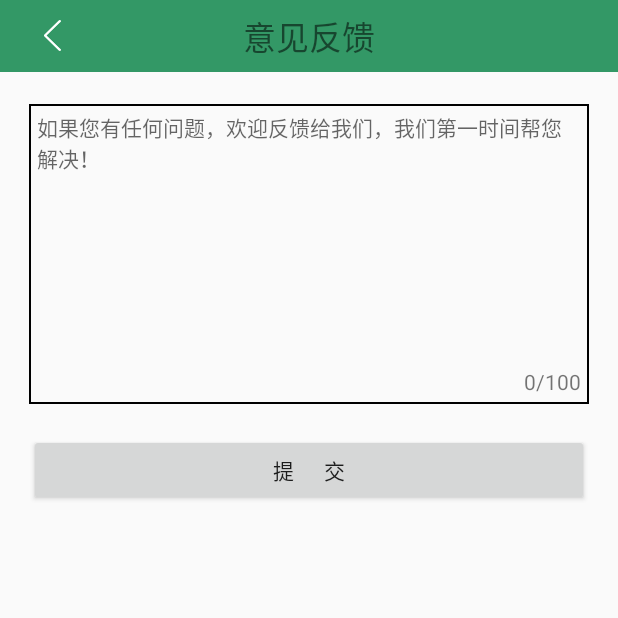
After one commit to Tony123654/JointDistribution, an Android app: the SuggestionFeedbackActivity screen opened directly, with no data from a screen before it, on a phone screen of 412 x 824 dp, the top half of it. The commit adds this screen. Run offline under Robolectric (Android 15) with nearby library versions, the phone set to English and light mode, and no system bars; libraries missing offline, so code that uses them is left out: com.squareup.leakcanary.

Commit message:
1.完成：设置模块，反馈意见：界面以及字数监听，提交等待接口

```diff
--- a/app/src/main/AndroidManifest.xml
+++ b/app/src/main/AndroidManifest.xml
@@ -28,6 +28,7 @@
 
         <activity android:name=".Common.View.Activity.LoginActivity"/>
         <activity android:name=".Common.View.Activity.AboutUsActivity"/>
+        <activity android:name=".Common.View.Activity.SuggestionFeedbackActivity"/>
 
         <!-- 供应商 -->
         <activity android:name=".Supplier.Acitivity.MenuActivity" />
--- a/app/src/main/java/com/acuit/jointdistribution/Common/Global/GlobalContants.java
+++ b/app/src/main/java/com/acuit/jointdistribution/Common/Global/GlobalContants.java
@@ -31,5 +31,4 @@ public class GlobalContants {
     public static final String URL_SEND_VERIFY_TO_USER = MOBILE_URL + "sendMsgToUser";
 
 
-
 }
--- a/app/src/main/java/com/acuit/jointdistribution/Common/Model/LoginModel_Impl.java
+++ b/app/src/main/java/com/acuit/jointdistribution/Common/Model/LoginModel_Impl.java
@@ -72,8 +72,8 @@ public class LoginModel_Impl implements LoginModel_Interface {
     private void saveUserInfo() {
         ArrayMap<String, String> userInfo = new ArrayMap<>();
 
+        userInfo.put(SharedPreference_Utils.KEY_ACCOUNT, account);
         userInfo.put(SharedPreference_Utils.KEY_LOGINED, "true");
-        userInfo.put(SharedPreference_Utils.KEY_ACCOUNT, account);
         userInfo.put(SharedPreference_Utils.KEY_PHONE, phone);
         userInfo.put(SharedPreference_Utils.KEY_PWD, pwd);
         SharedPreference_Utils.setValues(userInfo);
--- /dev/null
+++ b/app/src/main/java/com/acuit/jointdistribution/Common/View/Activity/SuggestionFeedbackActivity.java
@@ -0,0 +1,146 @@
+package com.acuit.jointdistribution.Common.View.Activity;
+
+import android.os.Bundle;
+import android.support.annotation.Nullable;
+import android.text.Editable;
+import android.text.TextWatcher;
+import android.view.View;
+import android.widget.Button;
+import android.widget.EditText;
+import android.widget.TextView;
+
+import com.acuit.jointdistribution.Common.Base.BaseActivity;
+import com.acuit.jointdistribution.R;
+
+/**
+ * 类名: SuggestionFeedbackActivity <p>
+ * 创建人: YanJ <p>
+ * 创建时间: 2017/8/23 14:39 <p>
+ * 描述:
+ * <p>
+ * 更新人: <p>
+ * 更新时间: <p>
+ * 更新描述: <p>
+ */
+
+public class SuggestionFeedbackActivity extends BaseActivity implements View.OnClickListener, TextWatcher {
+
+    private EditText etSuggestion;
+    private TextView tvSize;
+    private Button btnSubmit;
+
+    @Override
+    protected void onCreate(@Nullable Bundle savedInstanceState) {
+        super.onCreate(savedInstanceState);
+        setContentView(R.layout.activity_suggestion_feedback);
+
+        initView();
+
+        initData();
+
+        initEvent();
+
+    }
+
+    private void initView() {
+
+        tvSize = (TextView) findViewById(R.id.tv_sizeOfSuggestion);
+        etSuggestion = (EditText) findViewById(R.id.et_suggestion);
+        btnSubmit = (Button) findViewById(R.id.btn_submitSuggestion);
+    }
+
+    private void initData() {
+
+    }
+
+    private void initEvent() {
+        btnSubmit.setOnClickListener(this);
+        etSuggestion.addTextChangedListener(this);
+    }
+
+
+    @Override
+    public void onClick(View v) {
+        if (6 < Integer.parseInt(tvSize.getText().toString())) {
+            submit();
+        }
+    }
+
+
+    //  -------------------  TextWatcher  ------------------------
+    @Override
+    public void beforeTextChanged(CharSequence s, int start, int count, int after) {
+
+    }
+
+    @Override
+    public void onTextChanged(CharSequence s, int start, int before, int count) {
+        tvSize.setText(s.length() + "");
+    }
+
+    @Override
+    public void afterTextChanged(Editable s) {
+
+    }
+    //  -------------------  TextWatcher  ------------------------
+
+
+    /**
+     * 提交意见（内容不多，未采用mvp）
+     */
+    private void submit() {
+        // TODO: 2017/8/23 提交反馈意见
+
+//
+////        提交反馈意见
+//        String login_url = GlobalContants.URL_LOGIN_BY_USERNAME;
+//
+//        RequestQueue requestQueue = BaseApplication.getRequestQueue();
+//
+//        StringRequest stringRequest = new StringRequest(Request.Method.POST, login_url, new Response.Listener<String>() {
+//            @Override
+//            public void onResponse(String response) {
+//
+//                Gson gson = new Gson();
+//                LoginBean loginBean = gson.fromJson(response, LoginBean.class);
+//                BaseApplication.setLoginBean(loginBean);
+//
+//                Message msg = Message.obtain();
+////                    登录成功
+//                if (200 == loginBean.getCode()) {
+//
+////                    msg.obj =
+//                    handler.sendMessageDelayed(msg);
+//
+//                } else {
+////                        登录失败
+//                    presenter.showToast(loginBean.getMsg());
+//
+//                    startLoginActivity(1000);
+//                }
+//
+//            }
+//        }, new Response.ErrorListener() {
+//            @Override
+//            public void onErrorResponse(VolleyError error) {
+//
+//                presenter.showToast(error.getMessage());
+//                startLoginActivity(1000);
+//            }
+//        }) {
+//            @Override
+//            protected Map<String, String> getParams() throws AuthFailureError {
+//                ArrayMap<String, String> params = new ArrayMap<>();
+//
+//                params.put("username", account);
+//                params.put("password", pwd);
+//
+//                return params;
+//            }
+//        };
+//
+//        stringRequest.setTag("login");
+//        requestQueue.add(stringRequest);
+
+    }
+}
--- a/app/src/main/java/com/acuit/jointdistribution/Common/View/Page/SettingPager.java
+++ b/app/src/main/java/com/acuit/jointdistribution/Common/View/Page/SettingPager.java
@@ -12,6 +12,7 @@ import com.acuit.jointdistribution.Common.Base.BasePager;
 import com.acuit.jointdistribution.Common.Bean.LoginBean;
 import com.acuit.jointdistribution.Common.Presenter.SettingsPage_Presenter;
 import com.acuit.jointdistribution.Common.View.Activity.AboutUsActivity;
+import com.acuit.jointdistribution.Common.View.Activity.SuggestionFeedbackActivity;
 import com.acuit.jointdistribution.R;
 
 
@@ -89,7 +90,7 @@ public class SettingPager extends BasePager implements View.OnClickListener {
                 showAlter();
                 break;
             case R.id.tv_suggestionFeedback:
-
+                mActivity.startActivity(new Intent(mActivity, SuggestionFeedbackActivity.class));
                 break;
         }
     }
--- /dev/null
+++ b/app/src/main/res/drawable/shape_edittext_border.xml
@@ -0,0 +1,8 @@
+<?xml version="1.0" encoding="utf-8"?>
+<shape xmlns:android="http://schemas.android.com/apk/res/android">
+
+    <stroke
+        android:width="2px"
+        android:color="#000000" />
+
+</shape>
--- a/app/src/main/res/layout/activity_aboutus.xml
+++ b/app/src/main/res/layout/activity_aboutus.xml
@@ -19,12 +19,12 @@
             android:layout_width="wrap_content"
             android:layout_height="wrap_content"
             android:layout_centerInParent="true"
-            android:text="登     录"
+            android:text="关于我们"
             android:textSize="22sp" />
 
         <ImageView
             android:id="@+id/iv_back"
-            android:layout_width="30dp"
+            android:layout_width="50dp"
             android:layout_height="wrap_content"
             android:layout_centerVertical="true"
             android:layout_marginLeft="10dp"
--- /dev/null
+++ b/app/src/main/res/layout/activity_suggestion_feedback.xml
@@ -0,0 +1,86 @@
+<?xml version="1.0" encoding="utf-8"?>
+<LinearLayout xmlns:android="http://schemas.android.com/apk/res/android"
+    xmlns:app="http://schemas.android.com/apk/res-auto"
+    xmlns:tools="http://schemas.android.com/tools"
+    android:layout_width="match_parent"
+    android:layout_height="match_parent"
+    android:gravity="center"
+    android:orientation="vertical"
+    tools:context=".Common.View.Activity.LoginActivity">
+
+
+    <RelativeLayout
+        android:layout_width="match_parent"
+        android:layout_height="48dp"
+        android:background="#339866">
+
+        <TextView
+            android:id="@+id/tv_title"
+            android:layout_width="wrap_content"
+            android:layout_height="wrap_content"
+            android:layout_centerInParent="true"
+            android:text="意见反馈"
+            android:textSize="22sp" />
+
+        <ImageView
+            android:id="@+id/iv_back"
+            android:layout_width="50dp"
+            android:layout_height="wrap_content"
+            android:layout_centerVertical="true"
+            android:layout_marginLeft="10dp"
+            android:clickable="true"
+            android:src="@mipmap/icon_nav_back" />
+    </RelativeLayout>
+
+    <RelativeLayout
+        android:layout_width="match_parent"
+        android:layout_height="1dp"
+        android:layout_margin="19dp"
+        android:layout_weight="1"
+        android:orientation="vertical">
+
+        <EditText
+            android:id="@+id/et_suggestion"
+            android:layout_width="match_parent"
+            android:layout_height="200dp"
+            android:layout_marginTop="2dp"
+            android:background="@drawable/shape_edittext_border"
+            android:gravity="top"
+            android:hint="@string/seggestionFeedback_hint"
+            android:maxLength="100"
+            android:padding="5dp"
+            android:textSize="14sp" />
+
+        <Button
+            android:id="@+id/btn_submitSuggestion"
+            android:layout_width="match_parent"
+            android:layout_height="wrap_content"
+            android:layout_below="@id/et_suggestion"
+            android:layout_marginTop="20dp"
+            android:gravity="center"
+            android:text="提      交" />
+
+        <LinearLayout
+            android:layout_width="wrap_content"
+            android:layout_height="wrap_content"
+            android:layout_alignBottom="@id/et_suggestion"
+            android:layout_alignEnd="@id/et_suggestion"
+            android:layout_margin="5dp">
+
+            <TextView
+                android:id="@+id/tv_sizeOfSuggestion"
+                android:layout_width="wrap_content"
+                android:layout_height="wrap_content"
+                android:text="0" />
+
+            <TextView
+                android:layout_width="wrap_content"
+                android:layout_height="wrap_content"
+                android:text="/100" />
+
+        </LinearLayout>
+
+    </RelativeLayout>
+
+
+</LinearLayout>
--- a/app/src/main/res/values/strings.xml
+++ b/app/src/main/res/values/strings.xml
@@ -5,5 +5,5 @@
     <string name="quitAccount">是否确认退出此帐号？</string>
     <string name="introduce1">\u3000\u3000浙江校联信息科技有限公司是一家集软硬件研发及运维服务于一体的研发服务型企业。公司长期致力于人脸识别技术、物联网技术等智能科技技术的应用拓展，着力为政府机关、高校及科研机构、大型企事业单位提供智慧后勤解决方案及运营服务。</string>
     <string name="introduce2">\u3000\u3000公司以“智慧服务未来”为研发理念，自主研发的多项软件著作权、专利及多系列核心硬件产品，包括智慧食堂综合管理平台、智慧采购平台、自动营养计量取餐机、 自动营养计量系统、人脸识别自动结算系统等，相关产品在浙江大学、杭州市政府陆续投入使用。</string>
-
+    <string name="seggestionFeedback_hint">如果您有任何问题，欢迎反馈给我们，我们第一时间帮您解决！</string>
 </resources>
```
